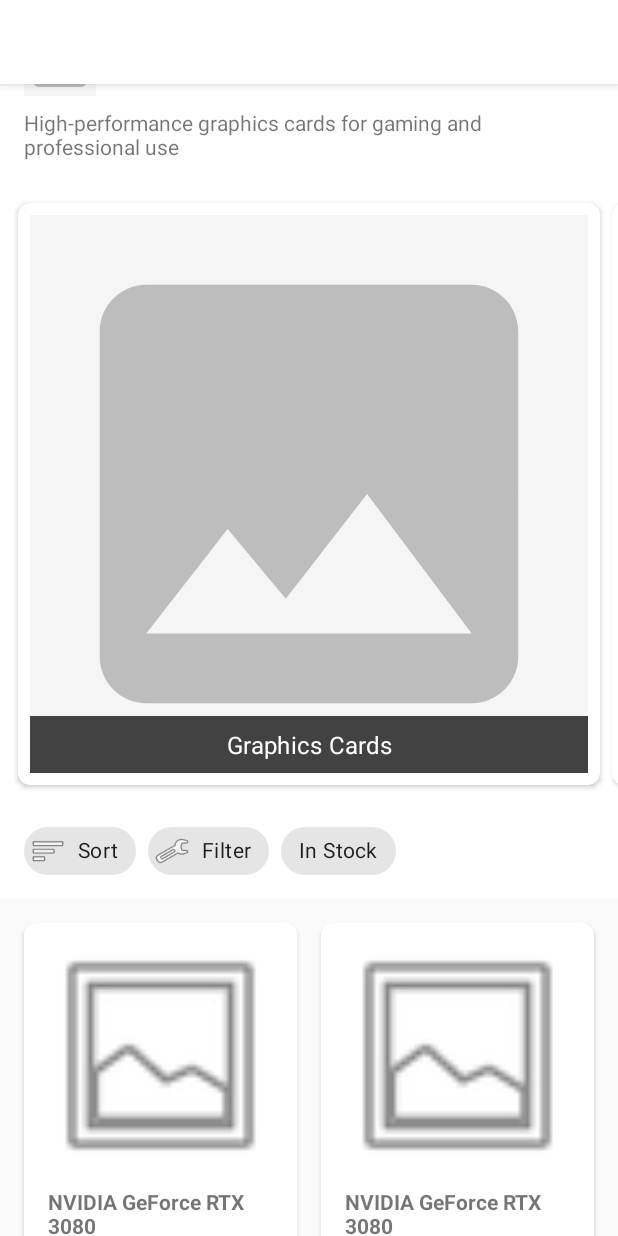
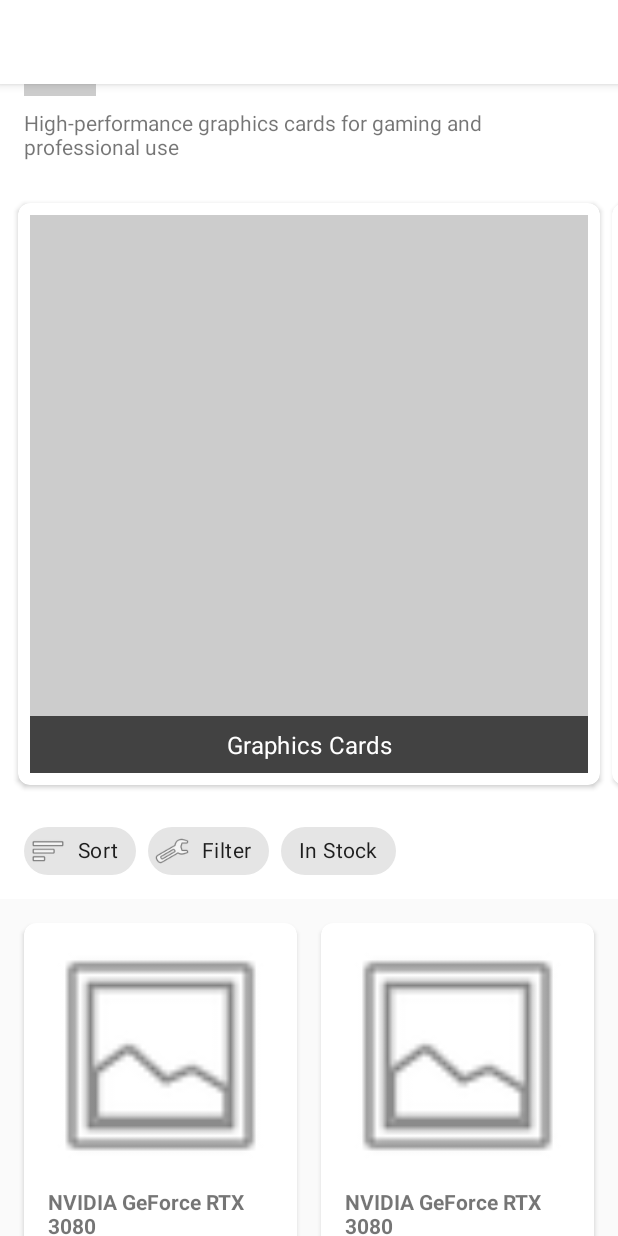
Before and after one commit to ZAAFHachemrachid/javashop, an Android app: the layout fragment_category_details.xml on its own in the app's theme, with its tools: preview values and no code run, on a phone screen of 412 x 824 dp. Run offline under Robolectric (Android 15) with nearby library versions, the phone set to English and light mode, and no system bars.

Commit message:
feat: Update database version to 3 and modify placeholder image drawable

```diff
--- a/app/src/main/java/com/example/java_shop/data/database/ComputerShopDatabase.java
+++ b/app/src/main/java/com/example/java_shop/data/database/ComputerShopDatabase.java
@@ -10,7 +10,7 @@ import com.example.java_shop.data.models.CartItem;
 
 @Database(
     entities = {Product.class, Category.class, CartItem.class},
-    version = 2, // Increment version number after schema change
+    version = 3, // Increment version after schema changes
     exportSchema = false
 )
 public abstract class ComputerShopDatabase extends RoomDatabase {
--- a/app/src/main/res/drawable/placeholder_image.xml
+++ b/app/src/main/res/drawable/placeholder_image.xml
@@ -1,25 +1,13 @@
 <?xml version="1.0" encoding="utf-8"?>
-<layer-list xmlns:android="http://schemas.android.com/apk/res/android">
-    <!-- Background -->
-    <item>
-        <shape android:shape="rectangle">
-            <solid android:color="#F5F5F5" />
-        </shape>
-    </item>
-
-    <!-- Icon -->
-    <item
-        android:gravity="center"
-        android:width="48dp"
-        android:height="48dp">
-        <vector
-            android:width="24dp"
-            android:height="24dp"
-            android:viewportWidth="24"
-            android:viewportHeight="24">
-            <path
-                android:fillColor="#BDBDBD"
-                android:pathData="M21,19V5c0,-1.1 -0.9,-2 -2,-2H5c-1.1,0 -2,0.9 -2,2v14c0,1.1 0.9,2 2,2h14c1.1,0 2,-0.9 2,-2zM8.5,13.5l2.5,3.01L14.5,12l4.5,6H5l3.5,-4.5z"/>
-        </vector>
-    </item>
-</layer-list>
+<shape xmlns:android="http://schemas.android.com/apk/res/android"
+    android:shape="rectangle">
+    <solid android:color="#CCCCCC" />
+    <size
+        android:width="100dp"
+        android:height="100dp" />
+    <padding
+        android:bottom="8dp"
+        android:left="8dp"
+        android:right="8dp"
+        android:top="8dp" />
+</shape>
```
